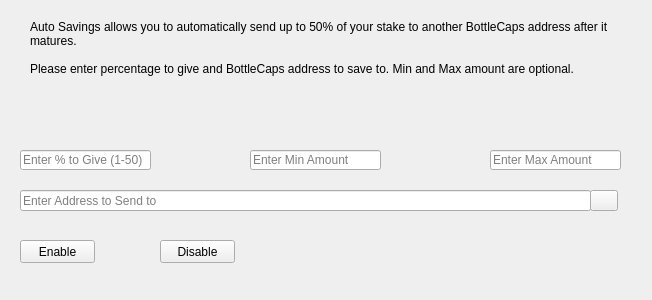
First picture: the form in src/qt/forms/savingsdialog.ui, repository ofeefee/fluttercoin, before the edit.
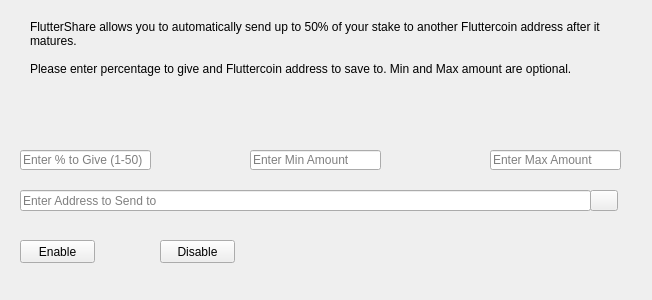
Second picture: the form after the edit. Icons and pictures are not drawn.

The edit to the form file:
```diff
--- a/src/qt/forms/savingsdialog.ui
+++ b/src/qt/forms/savingsdialog.ui
@@ -61,9 +61,9 @@
     <number>1</number>
    </property>
    <property name="text">
-    <string>Auto Savings allows you to automatically send up to 50% of your stake to another BottleCaps address after it matures.
+    <string>FlutterShare allows you to automatically send up to 50% of your stake to another Fluttercoin address after it matures.
 
-Please enter percentage to give and BottleCaps address to save to. Min and Max amount are optional.</string>
+Please enter percentage to give and Fluttercoin address to save to. Min and Max amount are optional.</string>
    </property>
    <property name="alignment">
     <set>Qt::AlignLeading|Qt::AlignLeft|Qt::AlignTop</set>
```
Left out of the diff: 4 changed lines with no effect on the pictures.
